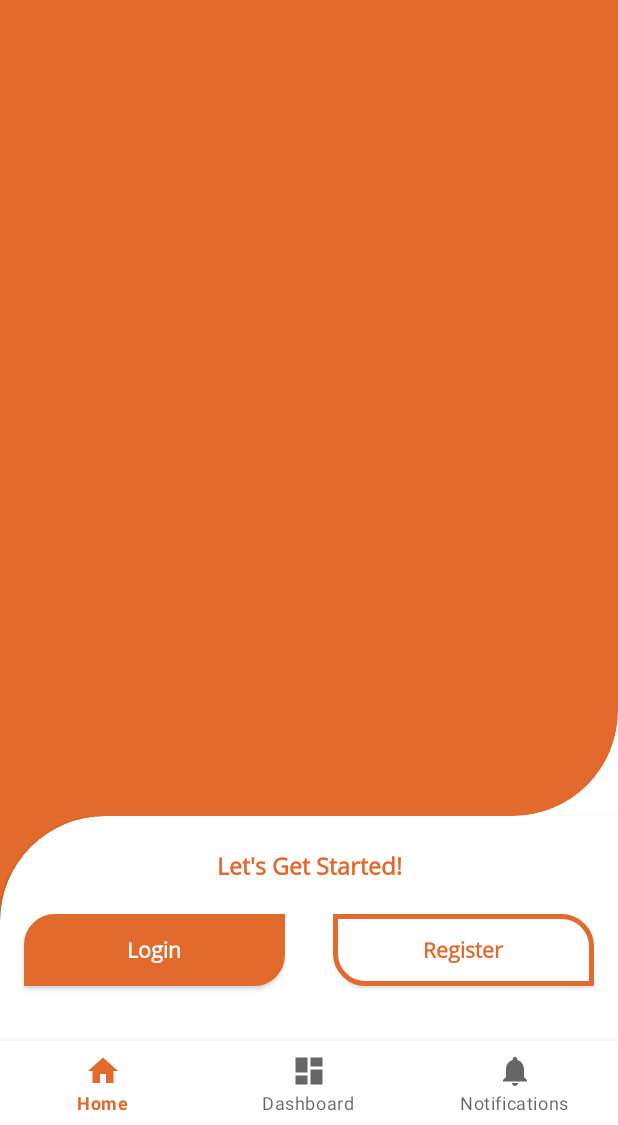
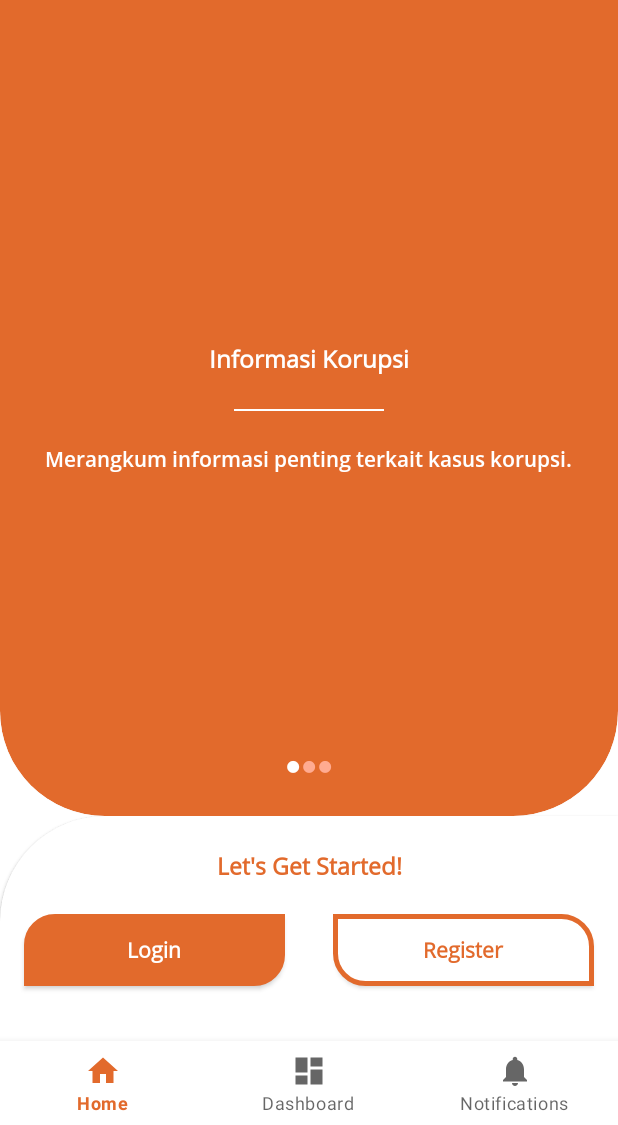
Before and after one commit to stefanus-dany/satudatadpr, an Android app: the screen it shows after launch (MainActivity), on a phone screen of 412 x 824 dp, the part 111-1236 px from its top. Run offline under Robolectric (Android 15) with nearby library versions, the phone set to English and light mode, and no system bars; our stand-ins replace navigation-ui.

Commit message:
add onboarding page

```diff
--- /dev/null
+++ b/app/src/main/java/com/satudata/adammalik/ui/adapter/SliderAdapter.kt
@@ -0,0 +1,36 @@
+package com.satudata.adammalik.ui.adapter
+
+import android.content.Context
+import android.util.Log
+import android.view.LayoutInflater
+import android.view.ViewGroup
+import androidx.recyclerview.widget.RecyclerView
+import com.satudata.adammalik.R
+import com.satudata.adammalik.databinding.SliderItemBinding
+
+//import com.satudata.adammalik.databinding.SliderItemBinding
+
+class SliderAdapter(val listTitle: Array<String>, val listSubtitle: Array<String>) :
+    RecyclerView.Adapter<SliderAdapter.ViewHolder>() {
+
+    override fun onCreateViewHolder(parent: ViewGroup, viewType: Int): ViewHolder {
+        val view =
+            SliderItemBinding.inflate(LayoutInflater.from(parent.context), parent, false)
+        return ViewHolder(view)
+    }
+
+    override fun onBindViewHolder(holder: ViewHolder, position: Int) {
+//        holder.itemView.setBackgroundColor(list[position])
+        val title = listTitle[position]
+        val subTitle = listSubtitle[position]
+        holder.binding.title.text = title
+        holder.binding.subTitle.text = subTitle
+    }
+
+    override fun getItemCount(): Int = listTitle.size
+
+    class ViewHolder(val binding: SliderItemBinding) :
+        RecyclerView.ViewHolder(binding.root) {
+
+    }
+}
--- a/app/src/main/java/com/satudata/adammalik/ui/onboarding/OnboardingFragment.kt
+++ b/app/src/main/java/com/satudata/adammalik/ui/onboarding/OnboardingFragment.kt
@@ -1,20 +1,27 @@
 package com.satudata.adammalik.ui.onboarding
 
 import android.os.Bundle
-import androidx.fragment.app.Fragment
+import android.text.Html
+import android.util.Log
 import android.view.LayoutInflater
 import android.view.View
 import android.view.ViewGroup
-import com.denzcoskun.imageslider.constants.ScaleTypes
-import com.denzcoskun.imageslider.models.SlideModel
+import android.widget.TextView
+import androidx.core.content.ContextCompat
+import androidx.fragment.app.Fragment
+import androidx.viewpager2.widget.ViewPager2
 import com.satudata.adammalik.R
 import com.satudata.adammalik.databinding.FragmentOnboardingBinding
-import com.satudata.dashboard.databinding.FragmentDashboardBinding
+import com.satudata.adammalik.ui.adapter.SliderAdapter
 
 class OnboardingFragment : Fragment() {
 
     private var _binding: FragmentOnboardingBinding? = null
     private val binding get() = _binding!!
+    private lateinit var listTitle: Array<String>
+    private lateinit var listSubTitle: Array<String>
+    private var dots = arrayOfNulls<TextView>(3)
+    private lateinit var adapter: SliderAdapter
 
     override fun onCreateView(
         inflater: LayoutInflater, container: ViewGroup?,
@@ -23,19 +30,45 @@ class OnboardingFragment : Fragment() {
         // Inflate the layout for this fragment
         _binding = FragmentOnboardingBinding.inflate(inflater, container, false)
 
-        val imageList = ArrayList<SlideModel>() // Create image list
+        listTitle = arrayOf("Informasi Korupsi", "Grafik", "Kinerja Penegakan Korupsi")
+        listSubTitle = arrayOf("Merangkum informasi penting terkait kasus korupsi.", "Menggunakan berbagai grafik dan penjelasan yang mudah dipahami.", "Demi meningkatnya kinerja penegakan korupsi serta SDM yang mumpuni.")
 
-// imageList.add(SlideModel("String Url" or R.drawable)
-// imageList.add(SlideModel("String Url" or R.drawable, "title") You can add title
+        adapter = SliderAdapter(listTitle, listSubTitle)
+        binding.viewPagerOnboarding.adapter = adapter
 
-        val scaleTypes = ScaleTypes.FIT
-        imageList.add(SlideModel(com.satudata.dashboard.R.drawable.one, "The animal population decreased by 58 percent in 42 years.", scaleTypes))
-        imageList.add(SlideModel(com.satudata.dashboard.R.drawable.two, "Elephants and tigers may become extinct.", scaleTypes))
-        imageList.add(SlideModel(com.satudata.dashboard.R.drawable.three, "And people do that.", scaleTypes))
+        binding.viewPagerOnboarding.registerOnPageChangeCallback(object :
+            ViewPager2.OnPageChangeCallback() {
+            override fun onPageSelected(position: Int) {
+                selectedIndicator(position)
+                super.onPageSelected(position)
+            }
+        })
 
-        binding.imageSliderOnboarding.setImageList(imageList)
+        dotsIndicator()
 
         return binding.root
+    }
+
+    private fun selectedIndicator(position: Int) {
+        for (i in dots.indices){
+            if (i == position){
+                //many colors
+//                dots[i]?.setTextColor(list[position])
+                //white only color
+                dots[i]?.setTextColor(ContextCompat.getColor(requireContext(), R.color.white))
+            } else {
+                dots[i]?.setTextColor(ContextCompat.getColor(requireContext(), R.color.md_deep_orange_200))
+            }
+        }
+    }
+
+    private fun dotsIndicator() {
+        for (i in 0 until 3) {
+            dots[i] = TextView(requireContext())
+            dots[i]?.text = Html.fromHtml("&#9679")
+            dots[i]?.textSize = 18F
+            binding.dotsContainer.addView(dots[i])
+        }
     }
 
     override fun onDestroy() {
--- a/app/src/main/res/layout/fragment_onboarding.xml
+++ b/app/src/main/res/layout/fragment_onboarding.xml
@@ -31,10 +31,13 @@
         android:id="@+id/materialCardView_background"
         android:layout_width="match_parent"
         android:layout_height="150dp"
+        android:backgroundTint="@android:color/transparent"
         android:src="@color/color_primary"
+        android:visibility="invisible"
         app:layout_constraintBottom_toBottomOf="parent"
         app:layout_constraintEnd_toEndOf="parent"
-        app:layout_constraintStart_toStartOf="parent" />
+        app:layout_constraintStart_toStartOf="parent"
+        app:layout_constraintTop_toBottomOf="@+id/onboarding_background" />
 
 
     <ImageView
@@ -50,6 +53,31 @@
         app:layout_constraintStart_toStartOf="parent"
         app:layout_constraintTop_toTopOf="parent" />
 
+    <LinearLayout
+        android:id="@+id/dots_container"
+        android:layout_width="match_parent"
+        android:layout_height="wrap_content"
+        android:orientation="horizontal"
+        android:gravity="center"
+        android:translationZ="90dp"
+        app:layout_constraintEnd_toEndOf="parent"
+        app:layout_constraintStart_toStartOf="parent"
+        android:layout_marginBottom="@dimen/layout_margin_bottom_xxxlarge_size"
+        app:layout_constraintBottom_toBottomOf="@id/onboarding_background" />
+
+
+    <androidx.viewpager2.widget.ViewPager2
+        android:id="@+id/view_pager_onboarding"
+        android:layout_width="match_parent"
+        android:layout_height="0dp"
+        android:layout_marginTop="@dimen/layout_margin_top_xxxlarge_size"
+        android:layout_marginBottom="@dimen/layout_margin_bottom_xxxlarge_size"
+        android:translationZ="90dp"
+        app:layout_constraintBottom_toBottomOf="@id/onboarding_background"
+        app:layout_constraintEnd_toEndOf="parent"
+        app:layout_constraintStart_toStartOf="parent"
+        app:layout_constraintTop_toBottomOf="@id/sikorup_logo_onboarding" />
+
     <TextView
         android:id="@+id/tv_get_started"
         style="@style/formatFont.bold"
@@ -57,8 +85,8 @@
         android:layout_height="wrap_content"
         android:layout_marginTop="@dimen/layout_margin_top_xxxlarge_size"
         android:text="@string/get_started"
+        android:textSize="@dimen/large_text"
         android:translationZ="90dp"
-        android:textSize="@dimen/large_text"
         app:layout_constraintEnd_toEndOf="parent"
         app:layout_constraintStart_toStartOf="parent"
         app:layout_constraintTop_toTopOf="@id/materialCardView_background" />
--- /dev/null
+++ b/app/src/main/res/layout/slider_item.xml
@@ -0,0 +1,38 @@
+<?xml version="1.0" encoding="utf-8"?>
+<LinearLayout xmlns:android="http://schemas.android.com/apk/res/android"
+    xmlns:tools="http://schemas.android.com/tools"
+    android:layout_width="match_parent"
+    android:layout_height="match_parent"
+    android:layout_marginStart="@dimen/layout_margin_start_xxxlarge_size"
+    android:layout_marginEnd="@dimen/layout_margin_end_xxxlarge_size"
+    android:gravity="center"
+    android:orientation="vertical">
+
+    <TextView
+        android:id="@+id/title"
+        style="@style/formatFont.extrabold"
+        android:layout_width="wrap_content"
+        android:layout_height="wrap_content"
+        android:layout_marginBottom="@dimen/layout_margin_bottom_xxxlarge_size"
+        android:gravity="center"
+        android:textColor="@color/white"
+        android:textSize="@dimen/large_text"
+        tools:text="Title" />
+
+    <View
+        android:layout_width="100dp"
+        android:layout_height="1dp"
+        android:background="@color/white" />
+
+
+    <TextView
+        android:id="@+id/subTitle"
+        style="@style/formatFont.semibold"
+        android:layout_width="wrap_content"
+        android:layout_height="wrap_content"
+        android:layout_marginTop="@dimen/layout_margin_top_xxxlarge_size"
+        android:gravity="center"
+        android:textColor="@color/white"
+        tools:text="SubTitle" />
+
+</LinearLayout>
--- a/app/src/main/res/values/themes.xml
+++ b/app/src/main/res/values/themes.xml
@@ -38,7 +38,7 @@
         <item name="cornerSizeTopRight">0dp</item>
         <item name="cornerSizeTopLeft">0dp</item>
         <item name="cornerSizeBottomRight">70dp</item>
-        <item name="cornerSizeBottomLeft">0dp</item>
+        <item name="cornerSizeBottomLeft">70dp</item>
     </style>
 
     <style name="formatFont">
--- a/commons/resources/src/main/res/drawable/placeholder_image_slider_onboarding.xml
+++ b/commons/resources/src/main/res/drawable/placeholder_image_slider_onboarding.xml
@@ -4,7 +4,7 @@
 
     <stroke
         android:width="1dp"
-        android:color="#b0b7c3" />
+        android:color="@color/color_primary" />
 
     <solid android:color="@color/color_primary" />
     <corners
```
Also changed, not shown: app/src/main/java/com/satudata/adammalik/ui/onboarding/FirstScreenFragment.kt (added, +20 -0 lines), app/src/main/java/com/satudata/adammalik/ui/onboarding/SecondScreenFragment.kt (added, +60 -0 lines), app/src/main/res/layout/fragment_first_screen.xml (added, +15 -0 lines), app/src/main/res/layout/fragment_second_screen.xml (added, +15 -0 lines).
